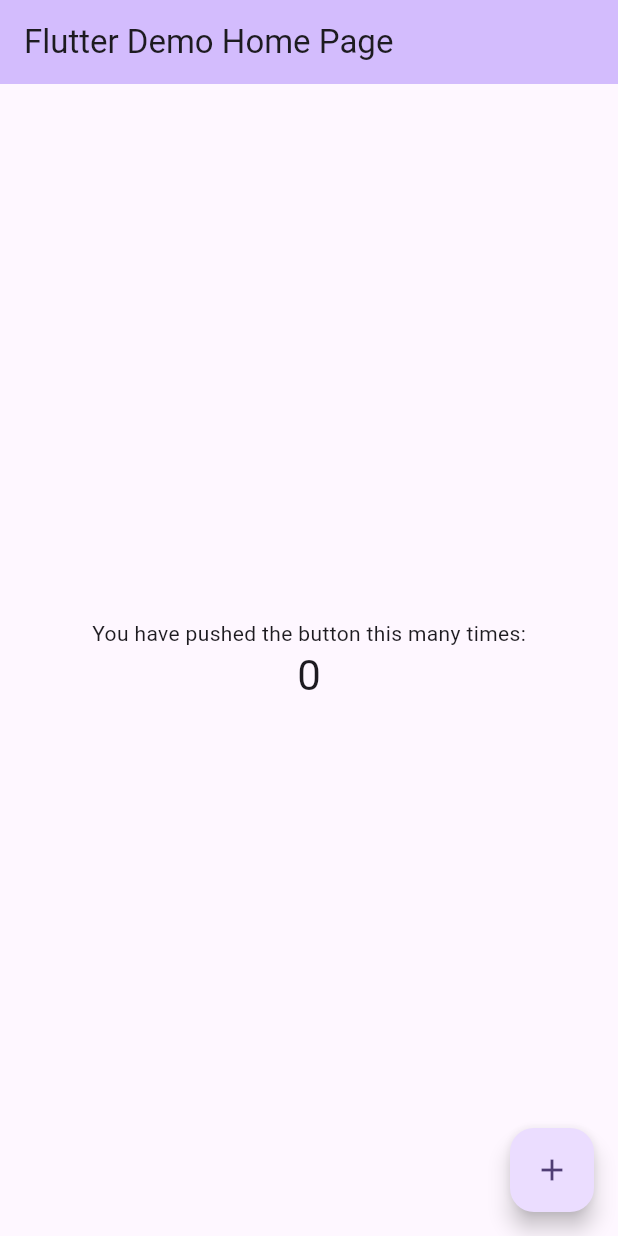
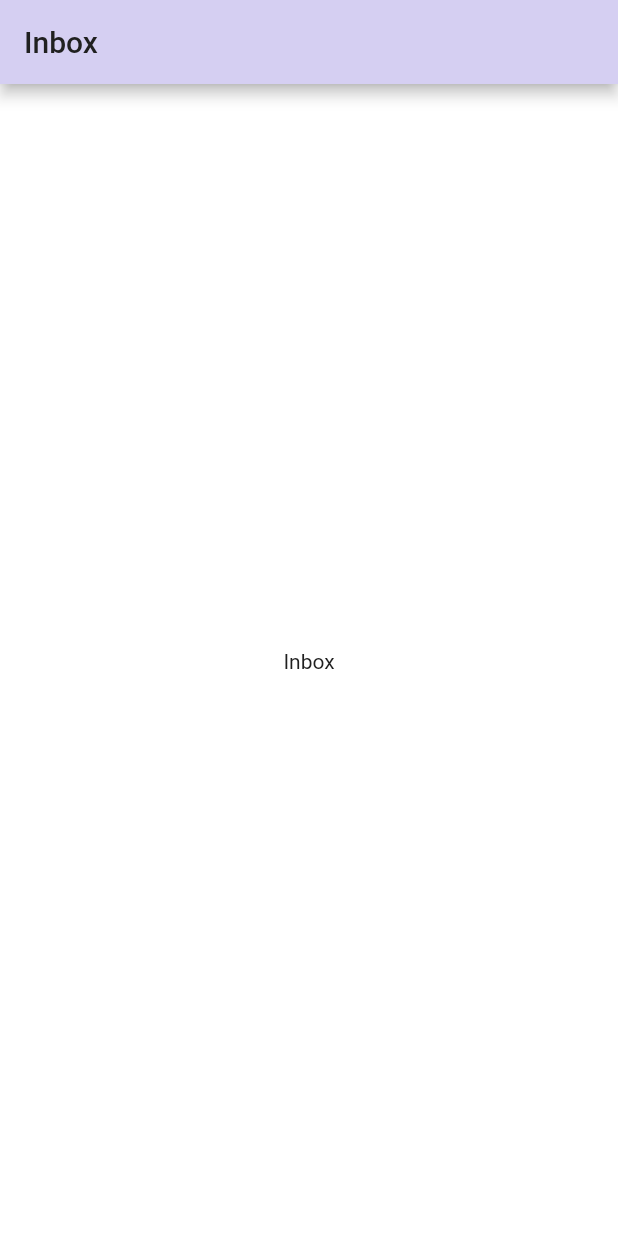
Before and after one commit to kiwifruit0/zelby, a Flutter app: the screen it shows after launch, on a phone screen of 412 x 824 dp. Run offline on Flutter 3.47's test engine with Material 3 defaults, Android fonts, the phone set to English and light mode, and no system bars; our stand-ins replace drift, drift_flutter, flutter_riverpod, go_router, riverpod_annotation; accounts and stored records are empty; generated files the repository leaves out were written again.

Commit message:
added go_router

```diff
--- /dev/null
+++ b/lib/app.dart
@@ -0,0 +1,72 @@
+import 'package:flutter/material.dart';
+import 'package:flutter_riverpod/flutter_riverpod.dart';
+import 'package:go_router/go_router.dart';
+
+import 'theme/app_theme.dart';
+
+final GoRouter _router = GoRouter(
+  routes: [
+    GoRoute(path: '/', redirect: (context, state) => '/inbox'),
+    GoRoute(
+      path: '/inbox',
+      builder: (context, state) => const _RoutePage(title: 'Inbox'),
+    ),
+    GoRoute(
+      path: '/search',
+      builder: (context, state) => const _RoutePage(title: 'Search'),
+    ),
+    GoRoute(path: '/calendar', redirect: (context, state) => '/calendar/daily'),
+    GoRoute(
+      path: '/calendar/daily',
+      builder: (context, state) => const _RoutePage(title: 'Calendar Daily'),
+    ),
+    GoRoute(
+      path: '/calendar/weekly',
+      builder: (context, state) => const _RoutePage(title: 'Calendar Weekly'),
+    ),
+    GoRoute(
+      path: '/calendar/monthly',
+      builder: (context, state) => const _RoutePage(title: 'Calendar Monthly'),
+    ),
+    GoRoute(
+      path: '/projects',
+      builder: (context, state) => const _RoutePage(title: 'Projects'),
+    ),
+    GoRoute(
+      path: '/projects/:id',
+      builder: (context, state) {
+        final projectId = state.pathParameters['id'] ?? '';
+        return _RoutePage(title: 'Project $projectId');
+      },
+    ),
+  ],
+);
+
+class ZelbyApp extends StatelessWidget {
+  const ZelbyApp({super.key});
+
+  @override
+  Widget build(BuildContext context) {
+    return ProviderScope(
+      child: MaterialApp.router(
+        title: 'Zelby',
+        theme: lightTheme,
+        routerConfig: _router,
+      ),
+    );
+  }
+}
+
+class _RoutePage extends StatelessWidget {
+  const _RoutePage({required this.title});
+
+  final String title;
+
+  @override
+  Widget build(BuildContext context) {
+    return Scaffold(
+      appBar: AppBar(title: Text(title)),
+      body: Center(child: Text(title)),
+    );
+  }
+}
--- a/lib/main.dart
+++ b/lib/main.dart
@@ -1,122 +1,7 @@
 import 'package:flutter/material.dart';
 
+import 'app.dart';
+
 void main() {
-  runApp(const MyApp());
+  runApp(const ZelbyApp());
 }
-
-class MyApp extends StatelessWidget {
-  const MyApp({super.key});
-
-  // This widget is the root of your application.
-  @override
-  Widget build(BuildContext context) {
-    return MaterialApp(
-      title: 'Flutter Demo',
-      theme: ThemeData(
-        // This is the theme of your application.
-        //
-        // TRY THIS: Try running your application with "flutter run". You'll see
-        // the application has a purple toolbar. Then, without quitting the app,
-        // try changing the seedColor in the colorScheme below to Colors.green
-        // and then invoke "hot reload" (save your changes or press the "hot
-        // reload" button in a Flutter-supported IDE, or press "r" if you used
-        // the command line to start the app).
-        //
-        // Notice that the counter didn't reset back to zero; the application
-        // state is not lost during the reload. To reset the state, use hot
-        // restart instead.
-        //
-        // This works for code too, not just values: Most code changes can be
-        // tested with just a hot reload.
-        colorScheme: .fromSeed(seedColor: Colors.deepPurple),
-      ),
-      home: const MyHomePage(title: 'Flutter Demo Home Page'),
-    );
-  }
-}
-
-class MyHomePage extends StatefulWidget {
-  const MyHomePage({super.key, required this.title});
-
-  // This widget is the home page of your application. It is stateful, meaning
-  // that it has a State object (defined below) that contains fields that affect
-  // how it looks.
-
-  // This class is the configuration for the state. It holds the values (in this
-  // case the title) provided by the parent (in this case the App widget) and
-  // used by the build method of the State. Fields in a Widget subclass are
-  // always marked "final".
-
-  final String title;
-
-  @override
-  State<MyHomePage> createState() => _MyHomePageState();
-}
-
-class _MyHomePageState extends State<MyHomePage> {
-  int _counter = 0;
-
-  void _incrementCounter() {
-    setState(() {
-      // This call to setState tells the Flutter framework that something has
-      // changed in this State, which causes it to rerun the build method below
-      // so that the display can reflect the updated values. If we changed
-      // _counter without calling setState(), then the build method would not be
-      // called again, and so nothing would appear to happen.
-      _counter++;
-    });
-  }
-
-  @override
-  Widget build(BuildContext context) {
-    // This method is rerun every time setState is called, for instance as done
-    // by the _incrementCounter method above.
-    //
-    // The Flutter framework has been optimized to make rerunning build methods
-    // fast, so that you can just rebuild anything that needs updating rather
-    // than having to individually change instances of widgets.
-    return Scaffold(
-      appBar: AppBar(
-        // TRY THIS: Try changing the color here to a specific color (to
-        // Colors.amber, perhaps?) and trigger a hot reload to see the AppBar
-        // change color while the other colors stay the same.
-        backgroundColor: Theme.of(context).colorScheme.inversePrimary,
-        // Here we take the value from the MyHomePage object that was created by
-        // the App.build method, and use it to set our appbar title.
-        title: Text(widget.title),
-      ),
-      body: Center(
-        // Center is a layout widget. It takes a single child and positions it
-        // in the middle of the parent.
-        child: Column(
-          // Column is also a layout widget. It takes a list of children and
-          // arranges them vertically. By default, it sizes itself to fit its
-          // children horizontally, and tries to be as tall as its parent.
-          //
-          // Column has various properties to control how it sizes itself and
-          // how it positions its children. Here we use mainAxisAlignment to
-          // center the children vertically; the main axis here is the vertical
-          // axis because Columns are vertical (the cross axis would be
-          // horizontal).
-          //
-          // TRY THIS: Invoke "debug painting" (choose the "Toggle Debug Paint"
-          // action in the IDE, or press "p" in the console), to see the
-          // wireframe for each widget.
-          mainAxisAlignment: .center,
-          children: [
-            const Text('You have pushed the button this many times:'),
-            Text(
-              '$_counter',
-              style: Theme.of(context).textTheme.headlineMedium,
-            ),
-          ],
-        ),
-      ),
-      floatingActionButton: FloatingActionButton(
-        onPressed: _incrementCounter,
-        tooltip: 'Increment',
-        child: const Icon(Icons.add),
-      ),
-    );
-  }
-}
--- /dev/null
+++ b/lib/theme/app_theme.dart
@@ -0,0 +1,125 @@
+import 'package:flutter/material.dart';
+
+class AppColors {
+  AppColors._();
+
+  static const Color background = Color(0xFFFFFFFF);
+  static const Color sidebarBackground = Color(0xFFFAFAFA);
+  static const Color primary = Color(0xFF202020);
+  static const Color muted = Color(0xFF888888);
+  static const Color accent = Color(0xFFD5CFF2);
+  static const Color divider = Color(0xFFEEEEEE);
+  static const Color hoverBackground = Color(0xFFF0F0F0);
+}
+
+class AppTextStyles {
+  AppTextStyles._();
+
+  static const TextStyle body = TextStyle(
+    fontSize: 14,
+    color: AppColors.primary,
+    height: 1.4,
+  );
+
+  static const TextStyle bodyMuted = TextStyle(
+    fontSize: 14,
+    color: AppColors.muted,
+    height: 1.4,
+  );
+
+  static const TextStyle sectionHeader = TextStyle(
+    fontSize: 12,
+    color: AppColors.muted,
+    letterSpacing: 0.3,
+    height: 1.4,
+  );
+
+  static const TextStyle itemTitle = TextStyle(
+    fontSize: 14,
+    color: AppColors.primary,
+    height: 1.4,
+  );
+
+  static const TextStyle itemMeta = TextStyle(
+    fontSize: 12,
+    color: AppColors.muted,
+    height: 1.4,
+  );
+}
+
+class AppSpacing {
+  AppSpacing._();
+
+  static const double xs = 4;
+  static const double sm = 8;
+  static const double md = 16;
+  static const double lg = 24;
+  static const double xl = 32;
+}
+
+final ThemeData lightTheme = ThemeData(
+  useMaterial3: false,
+  brightness: Brightness.light,
+  scaffoldBackgroundColor: AppColors.background,
+  primaryColor: AppColors.accent,
+  colorScheme: const ColorScheme.light(
+    primary: AppColors.accent,
+    onPrimary: AppColors.primary,
+    secondary: AppColors.accent,
+    onSecondary: AppColors.primary,
+    surface: AppColors.background,
+    onSurface: AppColors.primary,
+    outline: AppColors.divider,
+  ),
+  textTheme: const TextTheme(
+    bodyMedium: AppTextStyles.body,
+    bodySmall: AppTextStyles.itemMeta,
+    labelSmall: AppTextStyles.sectionHeader,
+    titleMedium: AppTextStyles.itemTitle,
+  ),
+  dividerTheme: const DividerThemeData(
+    color: AppColors.divider,
+    thickness: 1,
+    space: 1,
+  ),
+  cardTheme: const CardThemeData(
+    elevation: 0,
+    color: AppColors.background,
+    shape: RoundedRectangleBorder(),
+    margin: EdgeInsets.zero,
+  ),
+  inputDecorationTheme: const InputDecorationTheme(
+    border: InputBorder.none,
+    filled: false,
+    contentPadding: EdgeInsets.symmetric(
+      horizontal: AppSpacing.sm,
+      vertical: AppSpacing.xs,
+    ),
+  ),
+  checkboxTheme: CheckboxThemeData(
+    fillColor: WidgetStateProperty.resolveWith((states) {
+      if (states.contains(WidgetState.selected)) return AppColors.accent;
+      return Colors.transparent;
+    }),
+    checkColor: WidgetStateProperty.all(AppColors.primary),
+    side: const BorderSide(color: AppColors.muted, width: 1.5),
+    shape: const CircleBorder(),
+  ),
+  iconButtonTheme: IconButtonThemeData(
+    style: ButtonStyle(
+      overlayColor: WidgetStateProperty.all(AppColors.hoverBackground),
+    ),
+  ),
+  listTileTheme: const ListTileThemeData(
+    contentPadding: EdgeInsets.symmetric(horizontal: AppSpacing.md),
+    minVerticalPadding: AppSpacing.xs,
+    dense: true,
+  ),
+  scrollbarTheme: const ScrollbarThemeData(
+    thumbVisibility: WidgetStatePropertyAll(false),
+  ),
+  splashFactory: NoSplash.splashFactory,
+  highlightColor: AppColors.hoverBackground,
+  hoverColor: AppColors.hoverBackground,
+  focusColor: Colors.transparent,
+);
```
Also changed, not shown: 1 other file.
